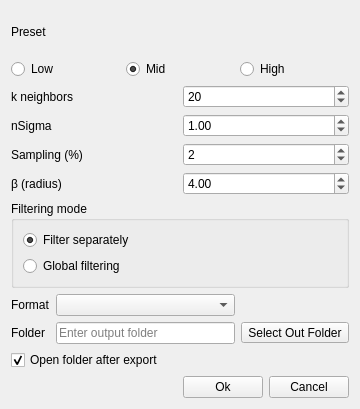
First picture: the form in src/gui/forms/DialogStatisticalOutlierFilter.ui, repository open-scan-crew/OpenScanTools, before the edit.
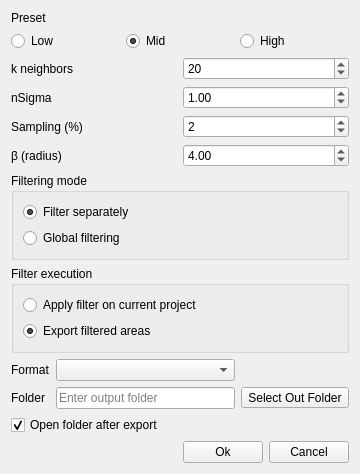
Second picture: the form after the edit. Icons and pictures are not drawn.

Commit message: Adjust filter execution UI order and disable export options in in-place mode

Diff of the .ui file:
```diff
--- a/src/gui/forms/DialogStatisticalOutlierFilter.ui
+++ b/src/gui/forms/DialogStatisticalOutlierFilter.ui
@@ -184,6 +184,32 @@
      </layout>
     </widget>
    </item>
+   <item>
+    <widget class="QGroupBox" name="groupBox_executionMode">
+     <property name="title">
+      <string>Filter execution</string>
+     </property>
+     <layout class="QVBoxLayout" name="verticalLayout_executionMode">
+      <item>
+       <widget class="QRadioButton" name="radioButton_applyOnCurrentProject">
+        <property name="text">
+         <string>Apply filter on current project</string>
+        </property>
+       </widget>
+      </item>
+      <item>
+       <widget class="QRadioButton" name="radioButton_exportFilteredAreas">
+        <property name="text">
+         <string>Export filtered areas</string>
+        </property>
+        <property name="checked">
+         <bool>true</bool>
+        </property>
+       </widget>
+      </item>
+     </layout>
+    </widget>
+   </item>
    <item>
     <layout class="QGridLayout" name="gridLayout_folder">
      <item row="0" column="0">
```
The commit also changes 15 other files.
